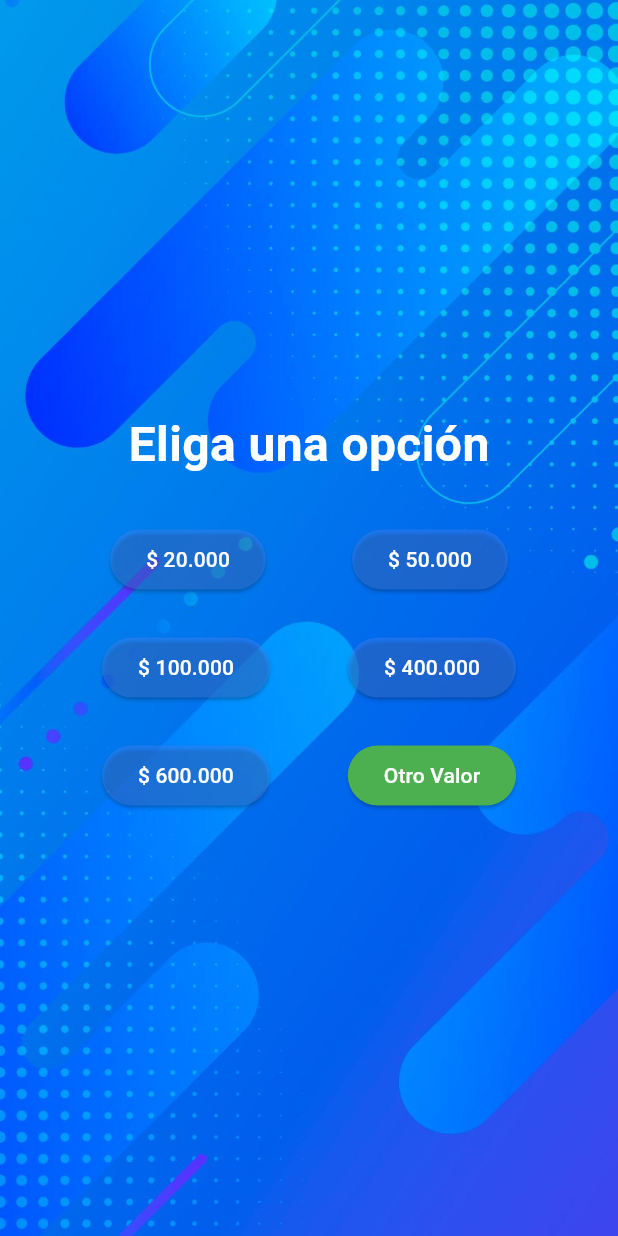
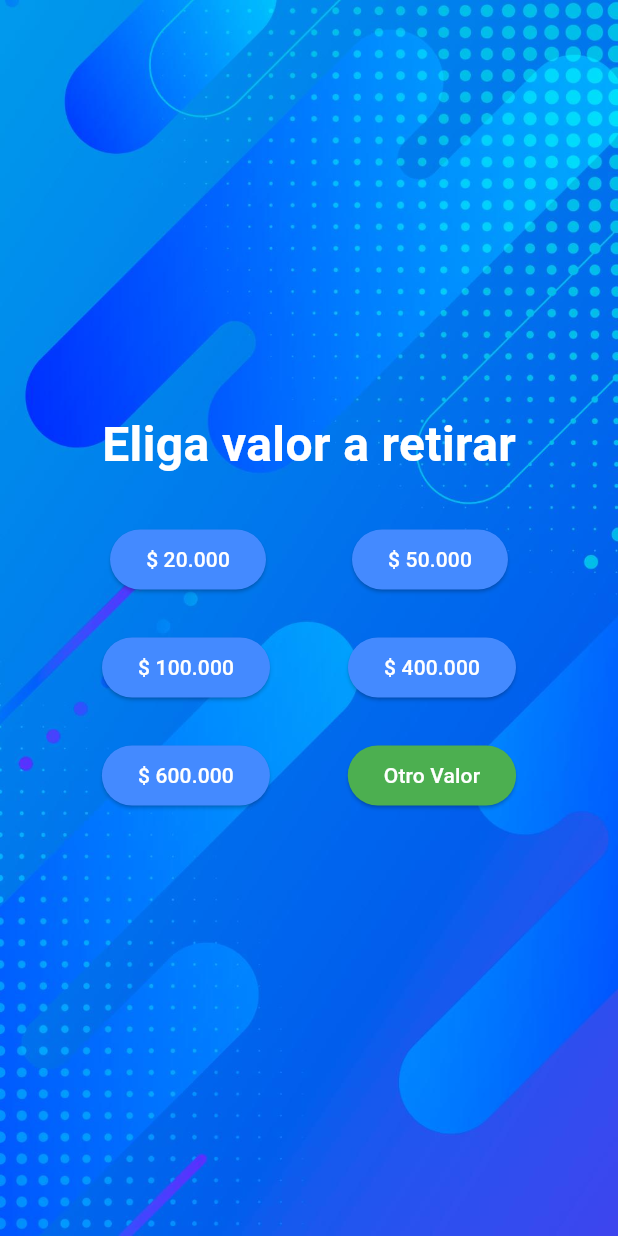
Before and after one commit to shadow-shield/cajero_animado, a Flutter app: the PantallaRetiro screen opened by its route, on a phone screen of 412 x 824 dp. Run offline on Flutter 3.47's test engine with Material 3 defaults, Android fonts, the phone set to English and light mode, and no system bars; our stand-ins replace animated_text_kit, get.

Commit message:
cajero animado

```diff
--- a/cajero_animado/lib/screens/pantalla_retiro.dart
+++ b/cajero_animado/lib/screens/pantalla_retiro.dart
@@ -28,7 +28,7 @@ class PantallaRetiro extends StatelessWidget {
                   margin: EdgeInsets.symmetric(vertical: 30, horizontal: 30),
                   // ignore: deprecated_member_use
                   child: WavyAnimatedTextKit(
-                    text: ['Eliga una opción'],
+                    text: ['Eliga valor a retirar'],
                     textStyle: TextStyle(
                       fontSize: 32.0,
                       fontWeight: FontWeight.bold,
@@ -44,9 +44,9 @@ class PantallaRetiro extends StatelessWidget {
                   mainAxisAlignment: MainAxisAlignment.spaceEvenly,
                   children: [
                     _botonCantidad(
-                        context, 20000, Colors.blueAccent.withOpacity(0.4)),
+                        context, 20000, Colors.blueAccent.withOpacity(1)),
                     _botonCantidad(
-                        context, 50000, Colors.blueAccent.withOpacity(0.4)),
+                        context, 50000, Colors.blueAccent.withOpacity(1)),
                   ],
                 ),
                 SizedBox(
@@ -56,9 +56,9 @@ class PantallaRetiro extends StatelessWidget {
                   mainAxisAlignment: MainAxisAlignment.spaceEvenly,
                   children: [
                     _botonCantidad(
-                        context, 100000, Colors.blueAccent.withOpacity(0.4)),
+                        context, 100000, Colors.blueAccent.withOpacity(1)),
                     _botonCantidad(
-                        context, 400000, Colors.blueAccent.withOpacity(0.4)),
+                        context, 400000, Colors.blueAccent.withOpacity(1)),
                   ],
                 ),
                 SizedBox(
@@ -68,7 +68,7 @@ class PantallaRetiro extends StatelessWidget {
                   mainAxisAlignment: MainAxisAlignment.spaceEvenly,
                   children: [
                     _botonCantidad(
-                        context, 600000, Colors.blueAccent.withOpacity(0.4)),
+                        context, 600000, Colors.blueAccent.withOpacity(1)),
                     ElevatedButton(
                       style: ElevatedButton.styleFrom(
                         foregroundColor: Colors.white,
@@ -111,7 +111,7 @@ class PantallaRetiro extends StatelessWidget {
 
     showDialog(
       context: context,
-      barrierDismissible: false, // Evita cerrar el diálogo al tocar fuera de él
+      barrierDismissible: false,
       builder: (context) {
         return Dialog(
           shape: RoundedRectangleBorder(
```
Also changed, not shown: cajero_animado/lib/screens/pantalla_codigo.dart (+10 -4 lines), cajero_animado/lib/screens/pantalla_codigo_fijo.dart (+8 -7 lines), cajero_animado/lib/screens/pantalla_codigo_temporal.dart (+7 -7 lines), cajero_animado/lib/screens/pantalla_principal.dart (+2 -10 lines), cajero_animado/lib/screens/pantalla_recibo.dart (+6 -5 lines), cajero_animado/assets/11-ilust2.png (added), cajero_animado/assets/cuenta.gif (added), cajero_animado/assets/persona1.png (added), cajero_animado/assets/personas-mobile.png (added), cajero_animado/assets/telefono.jpg (added), cajero_animado/assets/telefono.png (added).
